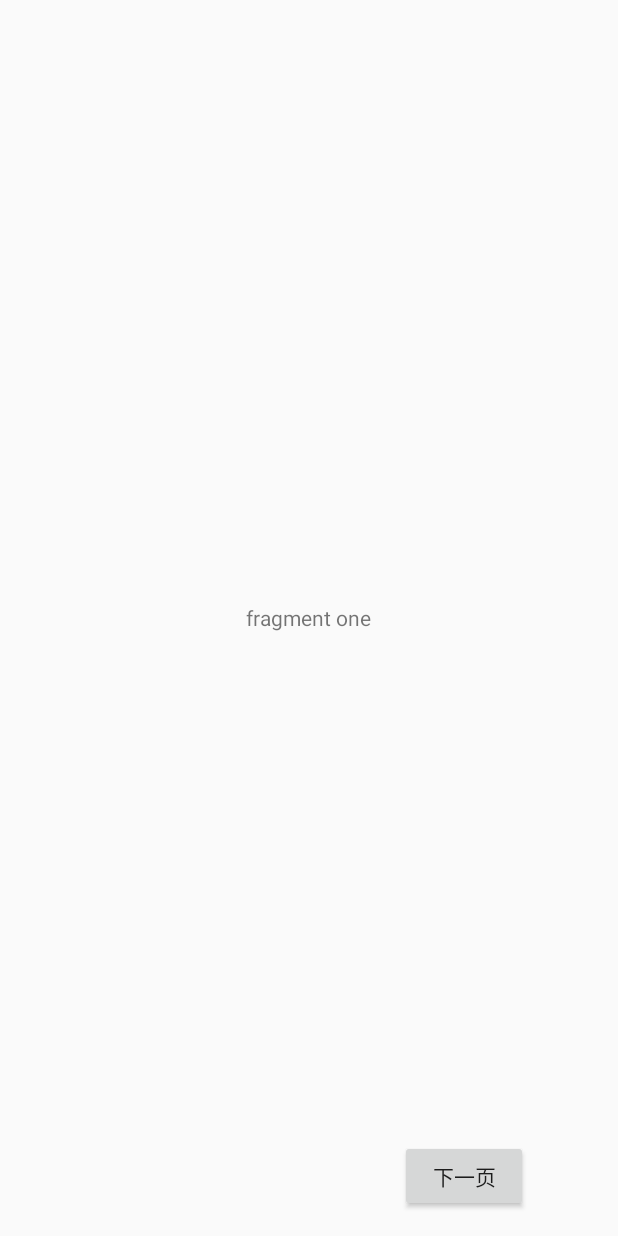
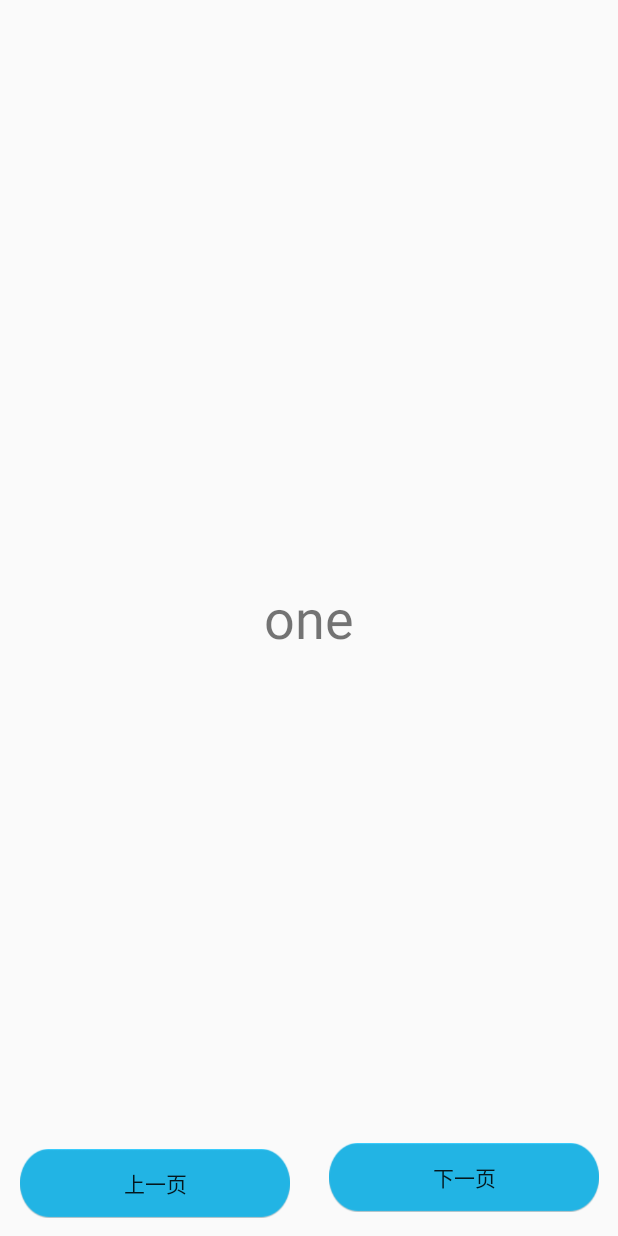
Before and after one commit to kaixinzzy/AndroidT, an Android app: the screen it shows after launch (ViewPagerActivity), after a tap on "上一页", on a phone screen of 412 x 824 dp. Run offline under Robolectric (Android 15) with nearby library versions, the phone set to English and light mode, and no system bars; our stand-ins replace data binding; libraries missing offline, so code that uses them is left out: com.squareup.leakcanary, org.apache.log4j; 4 statements that could not run were skipped; 1 other tap on this screen came first.

Commit message:
databinding控制按钮状态

```diff
--- a/app/build.gradle
+++ b/app/build.gradle
@@ -16,6 +16,10 @@ android {
             shrinkResources true
             proguardFiles getDefaultProguardFile('proguard-android.txt'), 'proguard-rules.pro'
         }
+    }
+    dataBinding {
+        // 开启数据绑定
+        enabled = true
     }
 }
 
--- a/app/src/main/java/com/zzy/android/viewpager/ViewPagerActivity.java
+++ b/app/src/main/java/com/zzy/android/viewpager/ViewPagerActivity.java
@@ -1,13 +1,13 @@
 package com.zzy.android.viewpager;
 
 import android.annotation.SuppressLint;
+import android.databinding.DataBindingUtil;
 import android.os.Bundle;
 import android.support.v4.app.Fragment;
 import android.support.v4.view.ViewPager;
 import android.support.v7.app.AppCompatActivity;
 import android.view.LayoutInflater;
 import android.view.View;
-import android.widget.Button;
 
 import com.zzy.android.viewpager.adapter.ViewPagerAdapter;
 import com.zzy.android.viewpager.adapter.ViewPagerFragmentPagerAdapter;
@@ -16,27 +16,43 @@ import com.zzy.android.viewpager.fragment.Fragment1;
 import com.zzy.android.viewpager.fragment.Fragment2;
 import com.zzy.android.viewpager.fragment.Fragment3;
 import com.zzy.android.viewpager.fragment.Fragment4;
+import com.zzy.android.viewpager.model.ViewStatus;
 import com.zzy.event.ac.R;
+import com.zzy.event.ac.databinding.ActivityViewPagerBinding;
 
 import java.util.ArrayList;
 import java.util.List;
 
-public class ViewPagerActivity extends AppCompatActivity implements ViewPager.OnPageChangeListener, View.OnClickListener {
+public class ViewPagerActivity extends AppCompatActivity implements ViewPager.OnPageChangeListener {
 
     private ViewPager mViewPager;
 
-    private Button left;// 上一页
-    private Button right;// 下一页
     private int position;// 当前状态
+    private ViewStatus mViewStatus;
+
+    public class OnClick {
+        public void onClick(View v) {
+            switch (v.getId()) {
+                case R.id.button_left:
+                    mViewPager.setCurrentItem(position-1);// 滑动到上一页
+                    break;
+                case R.id.button_right:
+                    mViewPager.setCurrentItem(position+1);// 滑动到下一页
+                    break;
+            }
+        }
+    }
 
     @Override
     protected void onCreate(Bundle savedInstanceState) {
         super.onCreate(savedInstanceState);
         setContentView(R.layout.activity_view_pager);
-        left = findViewById(R.id.button_left);
-        right = findViewById(R.id.button_right);
-        left.setOnClickListener(this);
-        right.setOnClickListener(this);
+
+        ActivityViewPagerBinding binding = DataBindingUtil.setContentView(this, R.layout.activity_view_pager);
+
+        mViewStatus = new ViewStatus();
+        binding.setViewStatus(mViewStatus);
+        binding.setOnClick(new OnClick());
 
         mViewPager = findViewById(R.id.viewpager);
 
@@ -97,20 +113,20 @@ public class ViewPagerActivity extends AppCompatActivity implements ViewPager.On
     public void onPageSelected(int position) {
         // 记录当前选中页面position值
         this.position = position;
-        // 左右滑动按钮的显示or隐藏
-        right.setVisibility(View.INVISIBLE);
-        left.setVisibility(View.INVISIBLE);
+        // 左右滑动按钮的可用or不可用
+        mViewStatus.setPageUpEnable(true);
+        mViewStatus.setPageDownEnable(true);
         if (mViewPager.getAdapter() == null) {
             return;
         }
         if (mViewPager.getAdapter().getCount() <= 1) {
             return;
         }
-        if (position != 0) {
-            left.setVisibility(View.VISIBLE);
+        if (position == 0) {
+            mViewStatus.setPageUpEnable(false);
         }
-        if (position != mViewPager.getAdapter().getCount()-1) {
-            right.setVisibility(View.VISIBLE);
+        if (position == mViewPager.getAdapter().getCount()-1) {
+            mViewStatus.setPageDownEnable(false);
         }
     }
 
@@ -118,16 +134,4 @@ public class ViewPagerActivity extends AppCompatActivity implements ViewPager.On
     public void onPageScrollStateChanged(int state) {
 
     }
-
-    @Override
-    public void onClick(View view) {
-        switch (view.getId()) {
-            case R.id.button_left:
-                mViewPager.setCurrentItem(position-1);// 滑动到上一页
-                break;
-            case R.id.button_right:
-                mViewPager.setCurrentItem(position+1);// 滑动到下一页
-                break;
-        }
-    }
 }
--- /dev/null
+++ b/app/src/main/java/com/zzy/android/viewpager/model/ViewStatus.java
@@ -0,0 +1,32 @@
+package com.zzy.android.viewpager.model;
+
+import android.databinding.BaseObservable;
+import android.databinding.Bindable;
+
+import com.zzy.event.ac.BR;
+
+public class ViewStatus extends BaseObservable {
+
+    private boolean mPageUpEnable;
+    private boolean mPageDownEnable;
+
+    @Bindable
+    public boolean isPageUpEnable() {
+        return mPageUpEnable;
+    }
+
+    public void setPageUpEnable(boolean pageUpEnable) {
+        mPageUpEnable = pageUpEnable;
+        notifyPropertyChanged(BR.pageUpEnable);
+    }
+
+    @Bindable
+    public boolean isPageDownEnable() {
+        return mPageDownEnable;
+    }
+
+    public void setPageDownEnable(boolean pageDownEnable) {
+        mPageDownEnable = pageDownEnable;
+        notifyPropertyChanged(BR.pageDownEnable);
+    }
+}
--- /dev/null
+++ b/app/src/main/res/drawable/page.xml
@@ -0,0 +1,7 @@
+<?xml version="1.0" encoding="utf-8"?>
+<selector xmlns:android="http://schemas.android.com/apk/res/android">
+    <item android:drawable="@drawable/page0" android:state_enabled="false"/>
+    <item android:drawable="@drawable/page2" android:state_checked="true" />
+    <item android:drawable="@drawable/page2" android:state_pressed="true" />
+    <item android:drawable="@drawable/page1" />
+</selector>
--- a/app/src/main/res/layout/activity_view_pager.xml
+++ b/app/src/main/res/layout/activity_view_pager.xml
@@ -1,8 +1,18 @@
 <?xml version="1.0" encoding="utf-8"?>
+<layout xmlns:android="http://schemas.android.com/apk/res/android"
+        xmlns:app="http://schemas.android.com/apk/res-auto"
+        xmlns:tools="http://schemas.android.com/tools">
+
+    <data>
+        <import type="android.view.View"/>
+        <variable
+            name="viewStatus"
+            type="com.zzy.android.viewpager.model.ViewStatus"/>
+        <variable
+            name="onClick"
+            type="com.zzy.android.viewpager.ViewPagerActivity.OnClick"/>
+    </data>
     <android.support.constraint.ConstraintLayout
-    xmlns:android="http://schemas.android.com/apk/res/android"
-    xmlns:app="http://schemas.android.com/apk/res-auto"
-    xmlns:tools="http://schemas.android.com/tools"
         android:layout_width="match_parent"
         android:layout_height="match_parent"
         tools:context="com.zzy.android.viewpager.ViewPagerActivity">
@@ -20,12 +30,15 @@
 
         <Button
             android:id="@+id/button_left"
-        android:layout_width="wrap_content"
-        android:layout_height="wrap_content"
+            android:layout_width="@dimen/but_width"
+            android:layout_height="@dimen/but_height"
             android:layout_marginBottom="16dp"
             android:layout_marginEnd="8dp"
             android:layout_marginStart="8dp"
             android:layout_marginTop="8dp"
+            android:background="@drawable/page"
+            android:enabled="@{viewStatus.pageUpEnable}"
+            android:onClick="@{onClick::onClick}"
             android:text="@string/page_up"
             app:layout_constraintBottom_toBottomOf="parent"
             app:layout_constraintEnd_toStartOf="@+id/guideline8"
@@ -41,14 +54,18 @@
 
         <Button
             android:id="@+id/button_right"
-        android:layout_width="85dp"
-        android:layout_height="wrap_content"
+            android:layout_width="@dimen/but_width"
+            android:layout_height="@dimen/but_height"
             android:layout_marginBottom="16dp"
             android:layout_marginEnd="8dp"
             android:layout_marginStart="8dp"
+            android:background="@drawable/page"
+            android:enabled="@{viewStatus.pageDownEnable}"
+            android:onClick="@{onClick::onClick}"
             android:text="@string/page_down"
             app:layout_constraintBottom_toBottomOf="parent"
             app:layout_constraintEnd_toEndOf="parent"
             app:layout_constraintStart_toStartOf="@+id/guideline8"/>
 
     </android.support.constraint.ConstraintLayout>
+</layout>
--- a/app/src/main/res/layout/fragment_fragment1.xml
+++ b/app/src/main/res/layout/fragment_fragment1.xml
@@ -9,6 +9,7 @@
         android:layout_width="wrap_content"
         android:layout_height="wrap_content"
         android:text="@string/fragment_one"
-        android:layout_gravity="center"/>
+        android:layout_gravity="center"
+        android:textSize="36sp"/>
 
 </FrameLayout>
--- a/app/src/main/res/layout/fragment_fragment2.xml
+++ b/app/src/main/res/layout/fragment_fragment2.xml
@@ -9,6 +9,7 @@
         android:layout_width="wrap_content"
         android:layout_height="wrap_content"
         android:text="@string/fragment_two"
-        android:layout_gravity="center"/>
+        android:layout_gravity="center"
+        android:textSize="36sp"/>
 
 </FrameLayout>
--- a/app/src/main/res/layout/fragment_fragment3.xml
+++ b/app/src/main/res/layout/fragment_fragment3.xml
@@ -6,8 +6,10 @@
 
     <!-- TODO: Update blank fragment layout -->
     <TextView
-        android:layout_width="match_parent"
-        android:layout_height="match_parent"
-        android:text="@string/fragment_three"/>
+        android:layout_width="wrap_content"
+        android:layout_height="wrap_content"
+        android:text="@string/fragment_three"
+        android:layout_gravity="center"
+        android:textSize="36sp"/>
 
 </FrameLayout>
--- a/app/src/main/res/layout/fragment_fragment4.xml
+++ b/app/src/main/res/layout/fragment_fragment4.xml
@@ -6,8 +6,10 @@
 
     <!-- TODO: Update blank fragment layout -->
     <TextView
-        android:layout_width="match_parent"
-        android:layout_height="match_parent"
-        android:text="@string/fragment_four"/>
+        android:layout_width="wrap_content"
+        android:layout_height="wrap_content"
+        android:text="@string/fragment_four"
+        android:layout_gravity="center"
+        android:textSize="36sp"/>
 
 </FrameLayout>
--- a/app/src/main/res/values/dimens.xml
+++ b/app/src/main/res/values/dimens.xml
@@ -5,4 +5,6 @@
     <dimen name="fab_margin">16dp</dimen>
     <dimen name="zxing">54dp</dimen>
     <dimen name="constraint_text_size">8sp</dimen>
+    <dimen name="but_width">180dp</dimen>
+    <dimen name="but_height">46dp</dimen>
 </resources>
--- a/app/src/main/res/values/strings.xml
+++ b/app/src/main/res/values/strings.xml
@@ -23,10 +23,10 @@
     <string name="title_activity_okhttp">OkhttpActivity</string>
 
     <string name="hello_blank_fragment">fragment one</string>
-    <string name="fragment_one">fragment one</string>
-    <string name="fragment_two">fragment two</string>
-    <string name="fragment_three">fragment three</string>
-    <string name="fragment_four">fragment four</string>
+    <string name="fragment_one">one</string>
+    <string name="fragment_two">two</string>
+    <string name="fragment_three">three</string>
+    <string name="fragment_four">four</string>
     <string name="constraint_banner">banner</string>
     <string name="constraint_hello">亲爱的朋友您好！</string>
     <string name="constraint_hid_name">小妞来输入啊</string>
```
Also changed, not shown: app/src/main/res/drawable/page0.png (added), app/src/main/res/drawable/page1.png (added), app/src/main/res/drawable/page2.png (added). Lines whose indentation alone changed are shown as unchanged.
